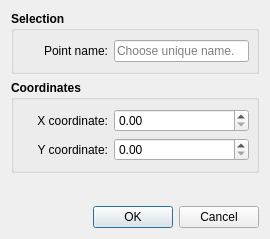
Above: src/libs/vtools/dialogs/tools/dialogsinglepoint.ui from FashionFreedom/Seamly2D before the change. Below: the same form after it.
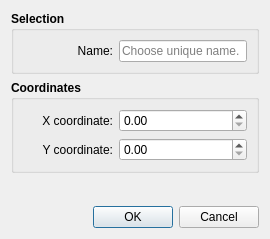
That is the form after the change. Icons and pictures are not drawn.

The edit to the form file:
```diff
--- a/src/libs/vtools/dialogs/tools/dialogsinglepoint.ui
+++ b/src/libs/vtools/dialogs/tools/dialogsinglepoint.ui
@@ -50,7 +50,6 @@
      <property name="font">
       <font>
        <pointsize>9</pointsize>
-       <weight>75</weight>
        <bold>true</bold>
       </font>
      </property>
@@ -70,19 +69,18 @@
           </property>
           <property name="minimumSize">
            <size>
-            <width>85</width>
+            <width>90</width>
             <height>0</height>
            </size>
           </property>
           <property name="font">
            <font>
             <pointsize>9</pointsize>
-            <weight>50</weight>
             <bold>false</bold>
            </font>
           </property>
           <property name="text">
-           <string>Point name:</string>
+           <string>Name:</string>
           </property>
           <property name="alignment">
            <set>Qt::AlignRight|Qt::AlignTrailing|Qt::AlignVCenter</set>
@@ -93,14 +91,13 @@
          <widget class="QLineEdit" name="lineEditName">
           <property name="minimumSize">
            <size>
-            <width>135</width>
+            <width>80</width>
             <height>0</height>
            </size>
           </property>
           <property name="font">
            <font>
             <pointsize>9</pointsize>
-            <weight>50</weight>
             <bold>false</bold>
            </font>
           </property>
@@ -137,7 +134,6 @@
      <property name="font">
       <font>
        <pointsize>9</pointsize>
-       <weight>75</weight>
        <bold>true</bold>
       </font>
      </property>
@@ -149,19 +145,21 @@
      </property>
      <layout class="QVBoxLayout" name="verticalLayout_2">
       <item>
-       <layout class="QHBoxLayout" name="horizontalLayout_2">
-        <item>
+       <layout class="QFormLayout" name="formLayout">
+        <property name="labelAlignment">
+         <set>Qt::AlignRight|Qt::AlignTrailing|Qt::AlignVCenter</set>
+        </property>
+        <item row="0" column="0">
          <widget class="QLabel" name="labelXCor">
           <property name="minimumSize">
            <size>
-            <width>85</width>
+            <width>90</width>
             <height>0</height>
            </size>
           </property>
           <property name="font">
            <font>
             <pointsize>9</pointsize>
-            <weight>50</weight>
             <bold>false</bold>
            </font>
           </property>
@@ -173,7 +171,7 @@
           </property>
          </widget>
         </item>
-        <item>
+        <item row="0" column="1">
          <widget class="QDoubleSpinBox" name="doubleSpinBoxX">
           <property name="sizePolicy">
            <sizepolicy hsizetype="Expanding" vsizetype="Fixed">
@@ -183,35 +181,29 @@
           </property>
           <property name="minimumSize">
            <size>
-            <width>135</width>
+            <width>80</width>
             <height>0</height>
            </size>
           </property>
           <property name="font">
            <font>
             <pointsize>9</pointsize>
-            <weight>50</weight>
             <bold>false</bold>
            </font>
           </property>
          </widget>
         </item>
-       </layout>
-      </item>
-      <item>
-       <layout class="QHBoxLayout" name="horizontalLayout_3">
-        <item>
+        <item row="1" column="0">
          <widget class="QLabel" name="labelYCor">
           <property name="minimumSize">
            <size>
-            <width>85</width>
+            <width>90</width>
             <height>0</height>
            </size>
           </property>
           <property name="font">
            <font>
             <pointsize>9</pointsize>
-            <weight>50</weight>
             <bold>false</bold>
            </font>
           </property>
@@ -223,7 +215,7 @@
           </property>
          </widget>
         </item>
-        <item>
+        <item row="1" column="1">
          <widget class="QDoubleSpinBox" name="doubleSpinBoxY">
           <property name="sizePolicy">
            <sizepolicy hsizetype="Expanding" vsizetype="Fixed">
@@ -233,14 +225,13 @@
           </property>
           <property name="minimumSize">
            <size>
-            <width>135</width>
+            <width>80</width>
             <height>0</height>
            </size>
           </property>
           <property name="font">
            <font>
             <pointsize>9</pointsize>
-            <weight>50</weight>
             <bold>false</bold>
            </font>
           </property>
```
